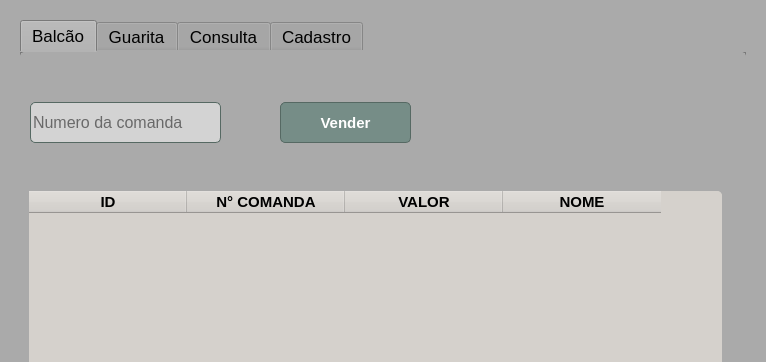
The window that comanda.ui (Pindoba/Comanda-pre) describes before a commit, drawn with Qt 5; both pictures show x 0 to 766 and y 0 to 362 of the 766 by 683 pixel window.
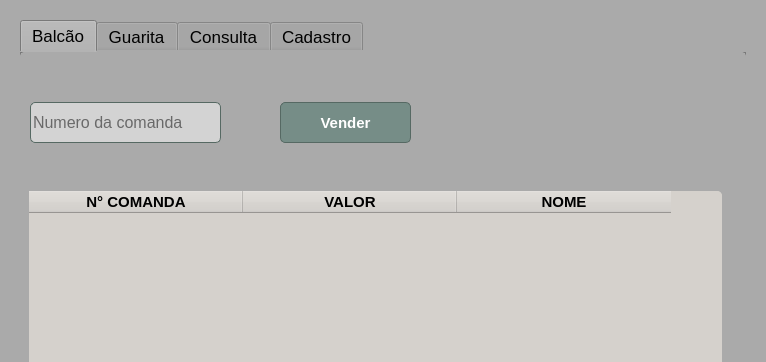
The same window after the commit.

Commit message: trocando banco de dados para mariadb, retirar bugs

```diff
--- a/comanda.ui
+++ b/comanda.ui
@@ -102,20 +102,8 @@
               <number>39</number>
              </attribute>
              <attribute name="horizontalHeaderDefaultSectionSize">
-              <number>158</number>
+              <number>214</number>
              </attribute>
-             <column>
-              <property name="text">
-               <string>ID</string>
-              </property>
-              <property name="font">
-               <font>
-                <pointsize>11</pointsize>
-                <weight>75</weight>
-                <bold>true</bold>
-               </font>
-              </property>
-             </column>
              <column>
               <property name="text">
                <string>N° COMANDA</string>
```
The commit also changes 2 other files.
